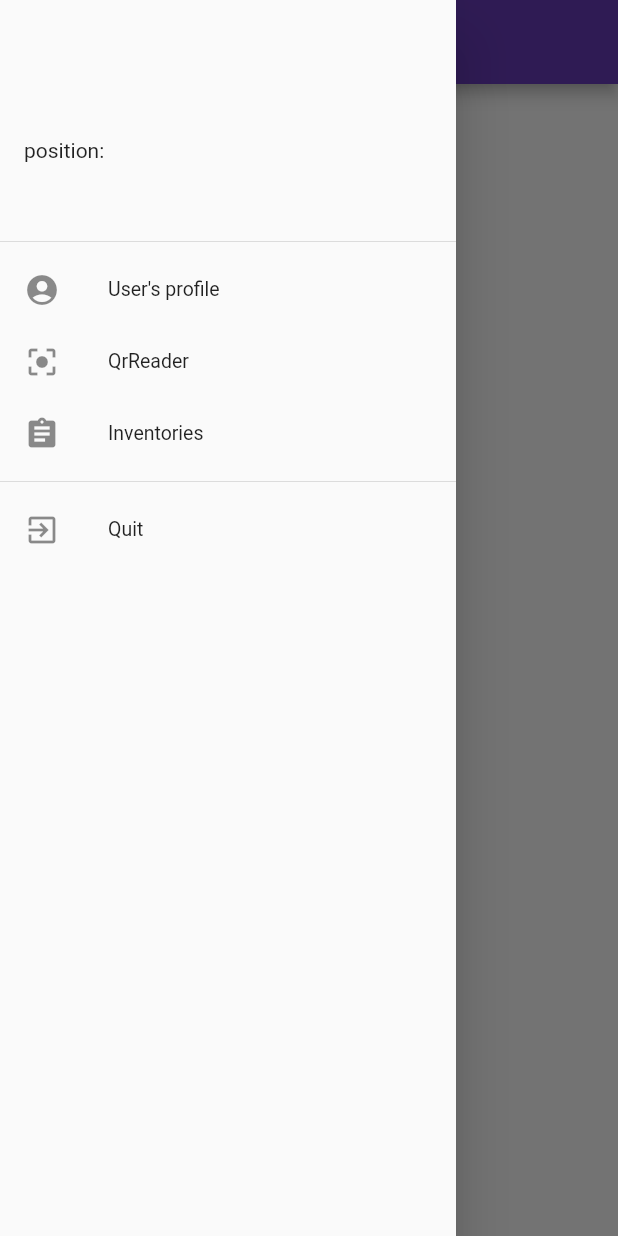
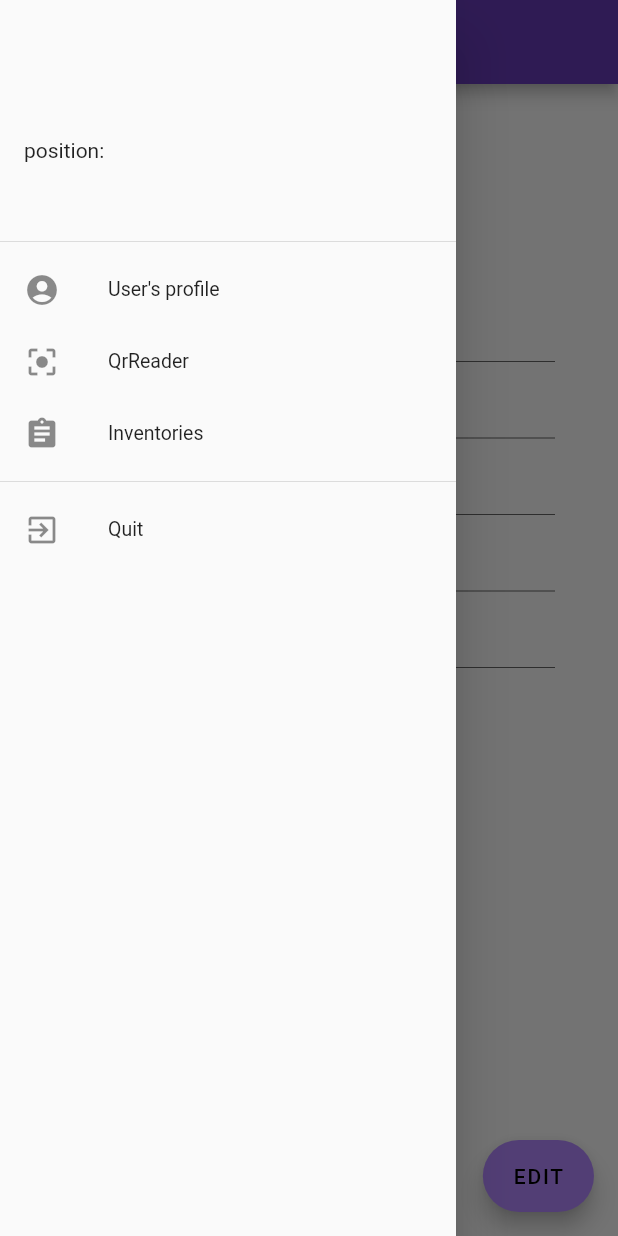
Before and after one commit to dina200/qr, a Flutter app: the UserProfilePage screen opened by its route, with the side drawer open, on a phone screen of 412 x 824 dp. Run offline on Flutter 3.47's test engine with Material 2 defaults, Android fonts, the phone set to English and light mode, and no system bars; our stand-ins replace cloud_firestore, firebase_auth, font_awesome_flutter, google_sign_in, shared_preferences; missing offline and left inert: barcode_scan; accounts and stored records are empty.

Commit message:
_UserProfilePageState: only view mode

```diff
--- a/lib/src/domain/entities/user.dart
+++ b/lib/src/domain/entities/user.dart
@@ -62,15 +62,15 @@ class UserStatus {
   }
 
   static UserStatus get superAdmin {
-    return UserStatus._(1, 'super admin');
+    return UserStatus._(1, 'Super admin');
   }
 
   static UserStatus get admin {
-    return UserStatus._(2, 'admin');
+    return UserStatus._(2, 'Admin');
   }
 
   static UserStatus get user {
-    return UserStatus._(3, 'user');
+    return UserStatus._(3, 'User');
   }
 
   @override
--- a/lib/src/presantation/locale/strings.dart
+++ b/lib/src/presantation/locale/strings.dart
@@ -40,3 +40,5 @@ const userAlreadyRegistered = 'The user is already registered';
 const wrongCredits = 'The user is not registered';
 const checkConnection = 'Please, check connection';
 const superAdminSettings = 'Super admin\'s settings';
+const rules = 'Rules';
+const edit = 'Edit';
--- a/lib/src/presantation/pages/user_profile_page/user_profile_page.dart
+++ b/lib/src/presantation/pages/user_profile_page/user_profile_page.dart
@@ -1,7 +1,11 @@
 import 'package:flutter/material.dart';
+import 'package:provider/provider.dart';
 
 import 'package:qr/src/presantation/locale/strings.dart' as qrLocale;
+import 'package:qr/src/presantation/presenters/user_profile_page_presenter.dart';
 import 'package:qr/src/presantation/widgets/drawer/qr_drawer.dart';
+import 'package:qr/src/presantation/widgets/loading_layout.dart';
+import 'package:qr/src/presantation/widgets/without_error_text_form_field.dart';
 
 class UserProfilePage extends StatefulWidget {
   @override
@@ -9,14 +13,99 @@ class UserProfilePage extends StatefulWidget {
 }
 
 class _UserProfilePageState extends State<UserProfilePage> {
+  final _formStateKey = GlobalKey<FormState>();
+
+  UserProfilePagePresenter _presenter;
+
   @override
   Widget build(BuildContext context) {
-    return Scaffold(
-      appBar: AppBar(
-        title: Text(qrLocale.userProfile),
+    return ChangeNotifierProvider(
+      create: (_) => UserProfilePagePresenter(),
+      child: Builder(
+        builder: _buildLayout,
       ),
-      drawer: QrDrawer(),
-      body: Container(),
+    );
+  }
+
+  Widget _buildLayout(BuildContext context) {
+    _presenter = Provider.of<UserProfilePagePresenter>(context);
+    return LoadingLayout(
+      isLoading: _presenter.isLoading,
+      child: Scaffold(
+        appBar: AppBar(
+          title: Text(qrLocale.userProfile),
+        ),
+        floatingActionButton: FloatingActionButton.extended(
+          label: Text(qrLocale.edit.toUpperCase()),
+          onPressed: (){
+            //todo: to turn on editable mode
+          },
+        ),
+        drawer: QrDrawer(),
+        extendBody: true,
+        body: Center(
+          child: Container(
+            constraints: BoxConstraints(
+              maxWidth: 480.0,
+              maxHeight: 500.0,
+            ),
+            margin: EdgeInsets.symmetric(vertical: 42.0),
+            padding: EdgeInsets.symmetric(horizontal: 42.0),
+            child: Form(
+              key: _formStateKey,
+              child: Column(
+                children: <Widget>[
+                  _buildNameFormField(),
+                  _buildPositionFormField(),
+                  _buildEmailFormField(),
+                  _buildPhoneFormField(),
+                  _buildStatusFormField(),
+                ],
+              ),
+            ),
+          ),
+        ),
+      ),
+    );
+  }
+
+  Widget _buildEmailFormField() {
+    return WithoutErrorTextFormField(
+      decoration: InputDecoration(labelText: qrLocale.email, isDense: true),
+      initialValue: _presenter.user.email,
+      enabled: false,
+    );
+  }
+
+  Widget _buildStatusFormField() {
+    return WithoutErrorTextFormField(
+      decoration: InputDecoration(labelText: qrLocale.rules),
+      initialValue: _presenter.user.status.status,
+      enabled: false,
+    );
+  }
+
+  Widget _buildNameFormField() {
+    return WithoutErrorTextFormField(
+      decoration: InputDecoration(labelText: qrLocale.name),
+      initialValue: _presenter.user.name,
+      enabled: false,
+    );
+  }
+
+  Widget _buildPositionFormField() {
+    return WithoutErrorTextFormField(
+      decoration: InputDecoration(labelText: qrLocale.position),
+      initialValue: _presenter.user.position,
+      enabled: false,
+    );
+  }
+
+  Widget _buildPhoneFormField() {
+    return WithoutErrorTextFormField(
+      decoration: InputDecoration(labelText: qrLocale.phone),
+      initialValue: _presenter.user.phone,
+      enabled: false,
     );
   }
 }
--- /dev/null
+++ b/lib/src/presantation/presenters/user_profile_page_presenter.dart
@@ -0,0 +1,30 @@
+import 'package:flutter/widgets.dart';
+
+import 'package:qr/src/domain/entities/inventory.dart';
+import 'package:qr/src/domain/entities/user.dart';
+import 'package:qr/src/domain/repositories_contracts/user_repository.dart';
+import 'package:qr/src/utils/injector.dart';
+
+class UserProfilePagePresenter with ChangeNotifier {
+  final _userRepo = injector.get<UserRepository>();
+
+  User _user;
+  bool _isLoading = false;
+
+  User get user => _user;
+
+  bool get isLoading => _isLoading;
+
+  UserProfilePagePresenter() {
+    _getCurrentUser();
+  }
+
+  void _getCurrentUser() {
+    try {
+      _user = _userRepo.currentUser;
+      notifyListeners();
+    } catch (e) {
+      rethrow;
+    }
+  }
+}
```
